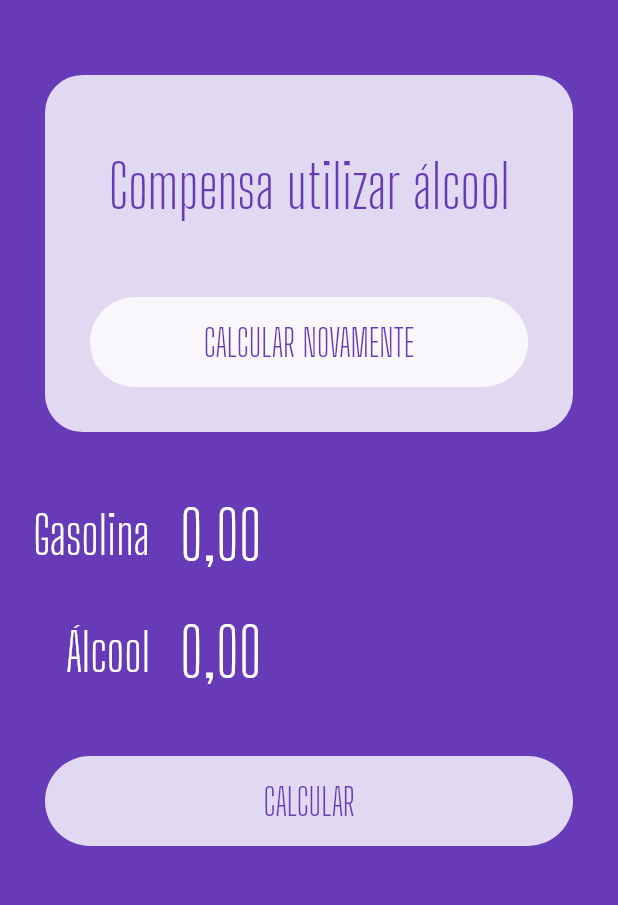
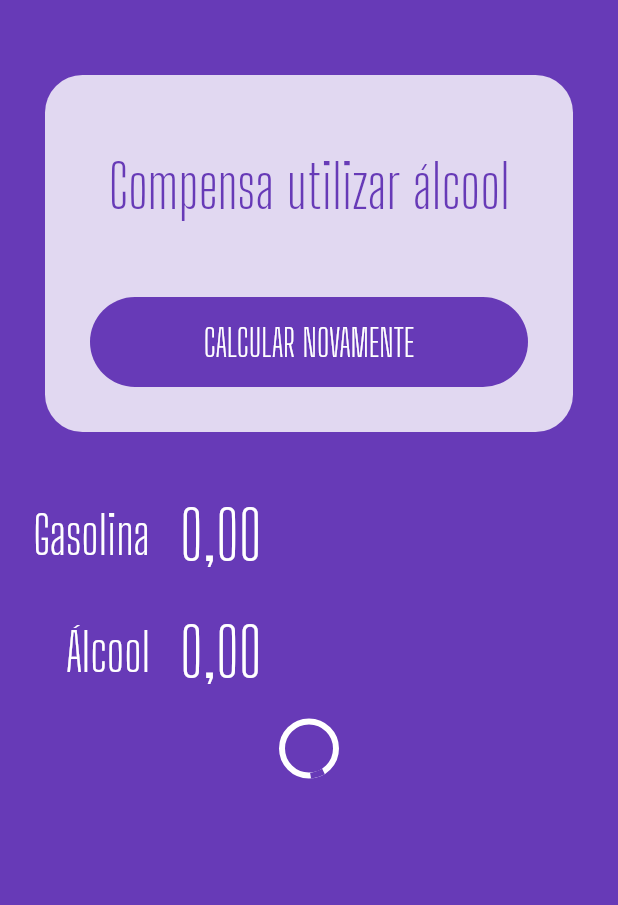
Before and after one commit to westefns-souza/flutter-alcool-ou-gasolina, a Flutter app: the screen it shows after launch, on a phone screen of 412 x 824 dp, the part 270-1175 px from its top. Run offline on Flutter 3.47's test engine with Material 2 defaults, Android fonts, the phone set to English and light mode, and no system bars; our stand-ins replace flutter_masked_text.

Commit message:
Aula Loading Button

```diff
--- a/lib/main.dart
+++ b/lib/main.dart
@@ -1,5 +1,6 @@
 import 'package:flutter/material.dart';
 import 'package:flutter_alcool_ou_gasolina/widgets/input.widget.dart';
+import 'package:flutter_alcool_ou_gasolina/widgets/loading-button.widget.dart';
 import 'package:flutter_alcool_ou_gasolina/widgets/logo.widget.dart';
 import 'package:flutter_masked_text/flutter_masked_text.dart';
 
@@ -55,25 +56,11 @@ class HomePage extends StatelessWidget {
                 SizedBox(
                   height: 20,
                 ),
-                Container(
-                  margin: EdgeInsets.all(30),
-                  height: 60,
-                  width: double.infinity,
-                  decoration: BoxDecoration(
-                    color: Colors.white.withOpacity(0.8),
-                    borderRadius: BorderRadius.circular(60),
-                  ),
-                  child: FlatButton(
-                    child: Text(
-                      "CALCULAR NOVAMENTE",
-                      style: TextStyle(
-                        color: Theme.of(context).primaryColor,
-                        fontSize: 25,
-                        fontFamily: "Big Shoulders Display",
-                      ),
-                    ),
-                    onPressed: () {},
-                  ),
+                LoadingButton(
+                  busy: false,
+                  func: () {},
+                  text: "CALCULAR NOVAMENTE",
+                  invert: true,
                 ),
               ],
             ),
@@ -86,24 +73,11 @@ class HomePage extends StatelessWidget {
             label: "Álcool",
             ctrl: _alcCtrl,
           ),
-          Container(
-            margin: EdgeInsets.all(30),
-            height: 60,
-            decoration: BoxDecoration(
-              color: Colors.white.withOpacity(0.8),
-              borderRadius: BorderRadius.circular(60),
-            ),
-            child: FlatButton(
-              child: Text(
-                "CALCULAR",
-                style: TextStyle(
-                  color: Theme.of(context).primaryColor,
-                  fontSize: 25,
-                  fontFamily: "Big Shoulders Display",
-                ),
-              ),
-              onPressed: () {},
-            ),
+          LoadingButton(
+            busy: true,
+            func: () {},
+            text: "CALCULAR",
+            invert: false,
           ),
         ],
       ),
--- /dev/null
+++ b/lib/widgets/loading-button.widget.dart
@@ -0,0 +1,49 @@
+import 'package:flutter/material.dart';
+
+class LoadingButton extends StatelessWidget {
+  var busy = false;
+  var invert = false;
+  Function func;
+  var text = "";
+
+  LoadingButton({
+    @required this.busy,
+    @required this.invert,
+    @required this.func,
+    @required this.text,
+  });
+
+  @override
+  Widget build(BuildContext context) {
+    return busy
+        ? Container(
+            alignment: Alignment.center,
+            height: 50,
+            child: CircularProgressIndicator(
+              backgroundColor: Colors.white,
+            ),
+          )
+        : Container(
+            margin: EdgeInsets.all(30),
+            height: 60,
+            width: double.infinity,
+            decoration: BoxDecoration(
+              color: invert
+                  ? Theme.of(context).primaryColor
+                  : Colors.white.withOpacity(0.8),
+              borderRadius: BorderRadius.circular(60),
+            ),
+            child: FlatButton(
+              child: Text(
+                text,
+                style: TextStyle(
+                  color: invert ? Colors.white : Theme.of(context).primaryColor,
+                  fontSize: 25,
+                  fontFamily: "Big Shoulders Display",
+                ),
+              ),
+              onPressed: func,
+            ),
+          );
+  }
+}
```
